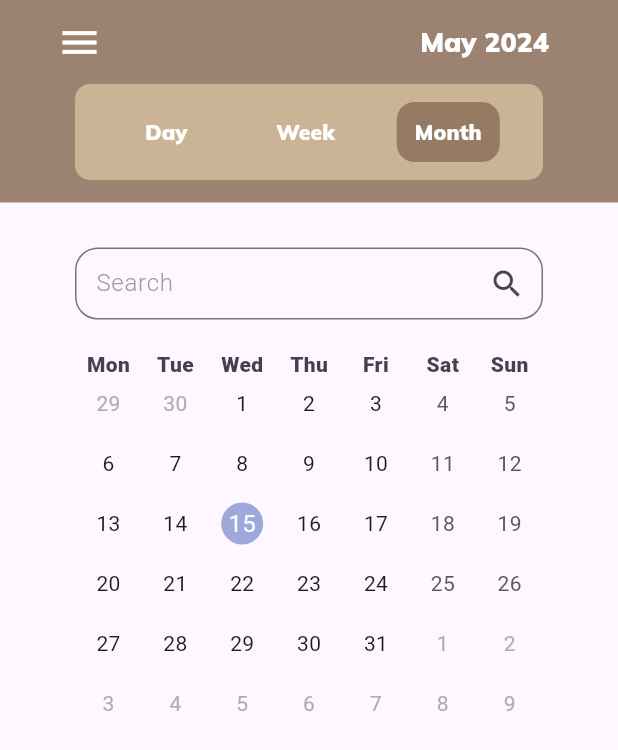
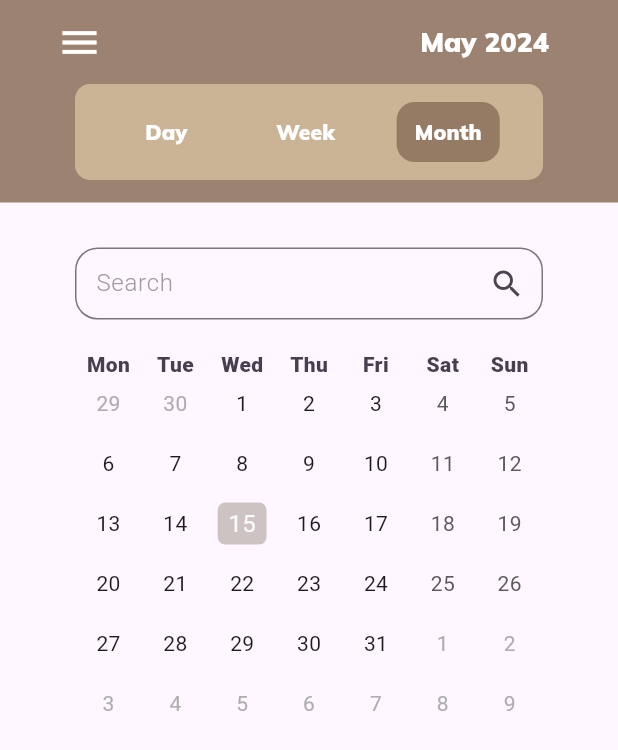
Before and after one commit to Polinaphlej02/calendar, a Flutter app: the screen it shows after launch, on a phone screen of 412 x 824 dp. Shown: the top 750 px of the screen. Run offline on Flutter 3.47's test engine with Material 3 defaults, Android fonts, the phone set to English and light mode, and no system bars; drawn by our look-alikes of table_calendar.

Commit message:
Changed calendars style

```diff
--- a/calendar_app/lib/widgets/calendar_month.dart
+++ b/calendar_app/lib/widgets/calendar_month.dart
@@ -32,6 +32,13 @@ class _CalendarMonthState extends State<CalendarMonth> {
           weekdayStyle: dayStyle,
           weekendStyle: dayStyle,
         ),
+        calendarStyle: CalendarStyle(
+          todayDecoration: BoxDecoration(
+            color: Color.fromARGB(225, 199, 188, 186),
+            shape: BoxShape.rectangle,
+            borderRadius: BorderRadius.all(Radius.circular(5)),
+          )
+        ),
         startingDayOfWeek: StartingDayOfWeek.monday,
         sixWeekMonthsEnforced: true,
         headerVisible: false,
```
